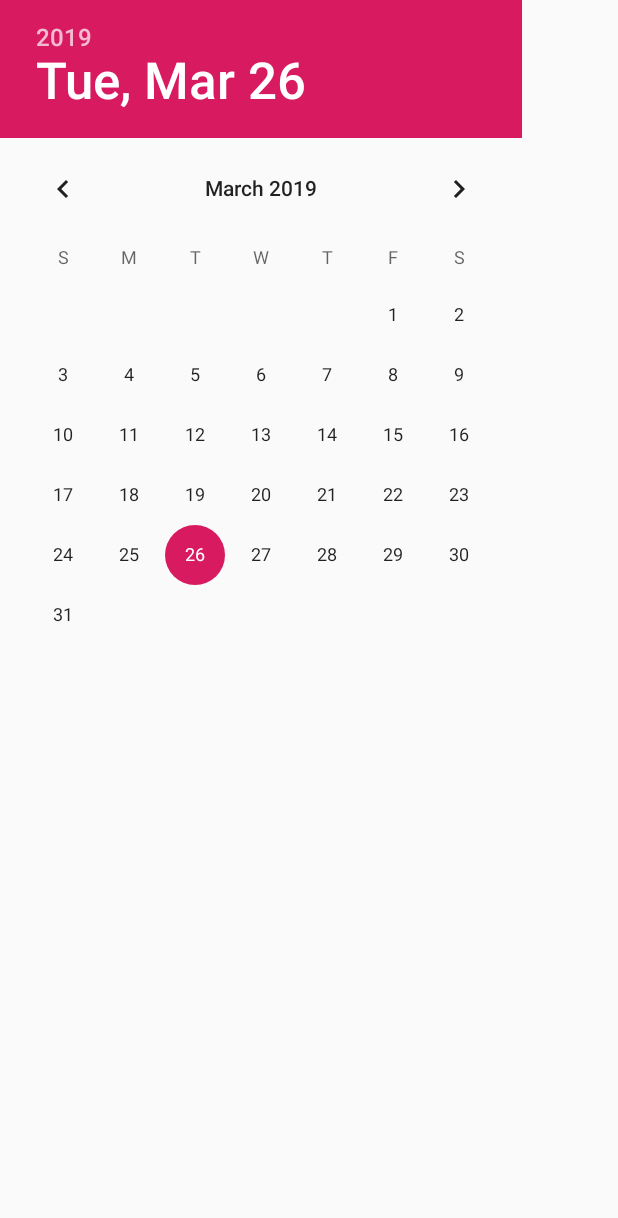
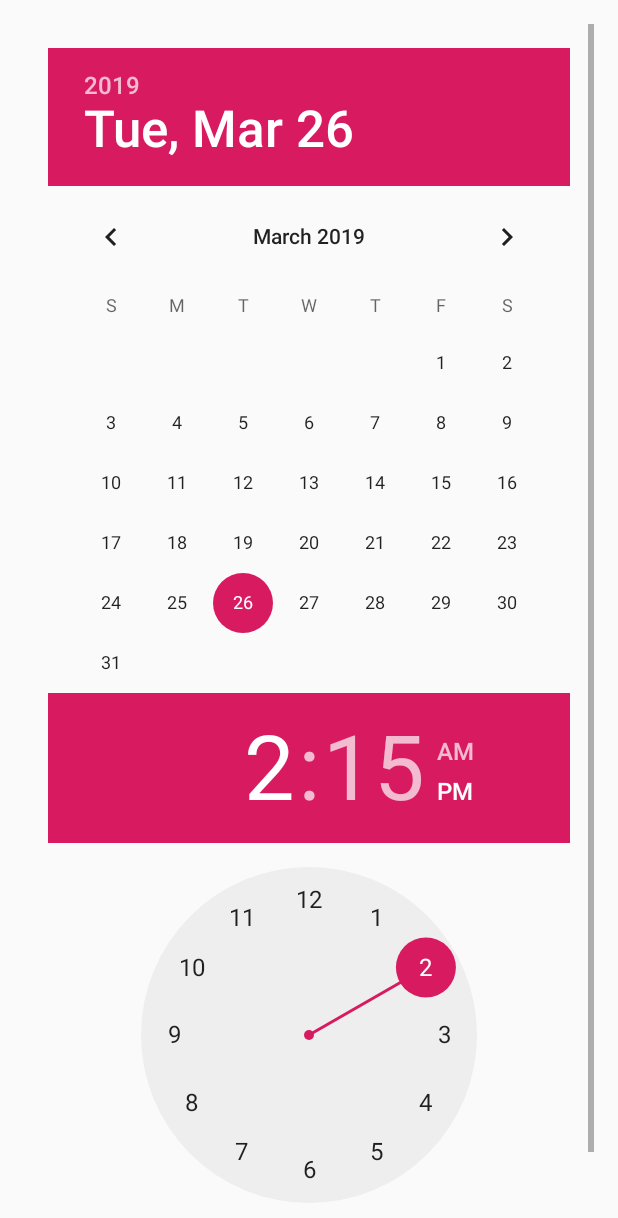
Before and after one commit to jmcs811/android_examples, an Android app: the layout dialog_date.xml on its own in the app's theme, with its tools: preview values and no code run, on a phone screen of 412 x 824 dp. Shown: the top 1218 px of the screen. Run offline under Robolectric (Android 15) with nearby library versions, the phone set to English and light mode, and no system bars.

Commit message:
Editing multiple crimes with ViewPager are now properly updated using notifyDatasetChanged. TimePicker is shown along with DatePicker. Time and Date can now be set and updated.

```diff
--- a/CriminalIntent/app/src/main/java/com/jcaseydev/criminalintent/CrimeListFragment.java
+++ b/CriminalIntent/app/src/main/java/com/jcaseydev/criminalintent/CrimeListFragment.java
@@ -19,7 +19,6 @@ public class CrimeListFragment extends Fragment {
 
     private RecyclerView mCrimeRecyclerView;
     private CrimeAdapter mAdapter;
-    private int mUpdateItem;
 
     @Nullable
     @Override
@@ -49,7 +48,7 @@ public class CrimeListFragment extends Fragment {
             mAdapter = new CrimeAdapter(crimes);
             mCrimeRecyclerView.setAdapter(mAdapter);
         } else {
-            mAdapter.notifyItemChanged(mUpdateItem);
+            mAdapter.notifyDataSetChanged();
         }
     }
 
@@ -80,7 +79,6 @@ public class CrimeListFragment extends Fragment {
 
         @Override
         public void onClick(View v) {
-            mUpdateItem = getAdapterPosition();
             Intent intent = CrimePagerActivity.newIntent(getActivity(), mCrime.getId());
             startActivity(intent);
         }
--- a/CriminalIntent/app/src/main/java/com/jcaseydev/criminalintent/CrimePagerActivity.java
+++ b/CriminalIntent/app/src/main/java/com/jcaseydev/criminalintent/CrimePagerActivity.java
@@ -35,6 +35,7 @@ public class CrimePagerActivity extends AppCompatActivity {
 
         mViewPager = findViewById(R.id.crime_view_pager);
         mCrimes = CrimeLab.get(this).getCrimes();
+
         FragmentManager fragmentManager = getSupportFragmentManager();
         mViewPager.setAdapter(new FragmentPagerAdapter(fragmentManager) {
             @Override
@@ -55,6 +56,5 @@ public class CrimePagerActivity extends AppCompatActivity {
                 break;
             }
         }
-
     }
 }
--- a/CriminalIntent/app/src/main/res/layout/dialog_date.xml
+++ b/CriminalIntent/app/src/main/res/layout/dialog_date.xml
@@ -1,8 +1,25 @@
 <?xml version="1.0" encoding="utf-8"?>
-<DatePicker xmlns:android="http://schemas.android.com/apk/res/android"
-    android:id="@+id/dialog_date_picker"
-    android:layout_width="wrap_content"
-    android:layout_height="wrap_content"
-    android:calendarViewShown="false">
+<ScrollView xmlns:android="http://schemas.android.com/apk/res/android"
+    android:orientation="vertical"
+    android:layout_width="match_parent"
+    android:layout_height="match_parent"
+    android:layout_margin="16dp">
+    <LinearLayout xmlns:android="http://schemas.android.com/apk/res/android"
+        android:orientation="vertical"
+        android:layout_width="match_parent"
+        android:layout_height="wrap_content"
+        android:layout_margin="16dp">
 
-</DatePicker>
+        <DatePicker xmlns:android="http://schemas.android.com/apk/res/android"
+            android:id="@+id/dialog_date_picker"
+            android:layout_width="wrap_content"
+            android:layout_height="wrap_content"
+            android:calendarViewShown="false" />
+
+        <TimePicker
+            xmlns:android="http://schemas.android.com/apk/res/android"
+            android:id="@+id/dialog_time_picker"
+            android:layout_width="wrap_content"
+            android:layout_height="wrap_content" />
+    </LinearLayout>
+</ScrollView>
```
Also changed, not shown: CriminalIntent/app/src/main/java/com/jcaseydev/criminalintent/DatePickerFragment.java (+21 -2 lines).
